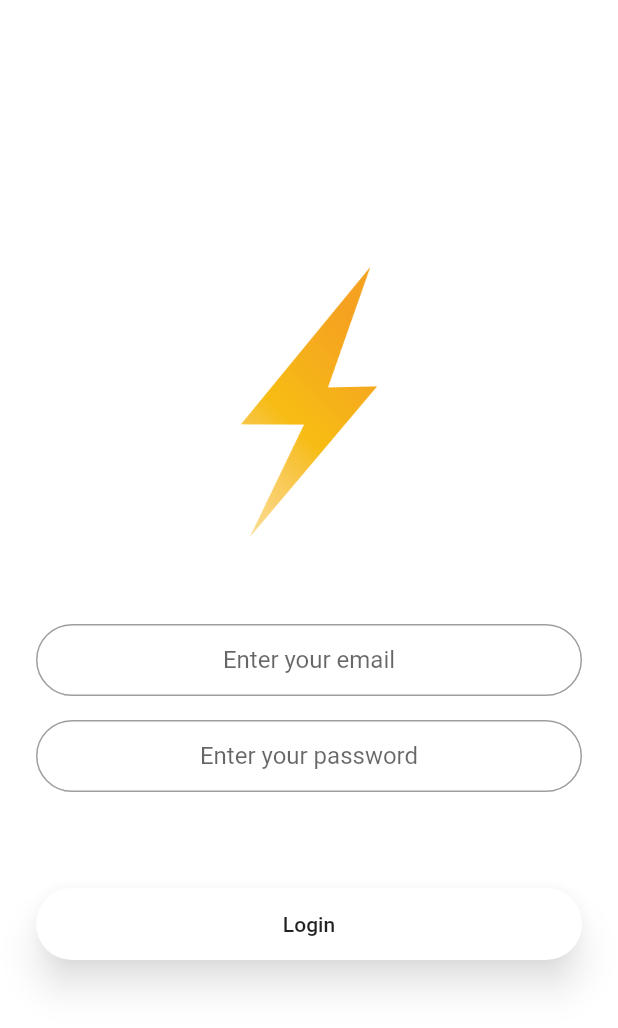
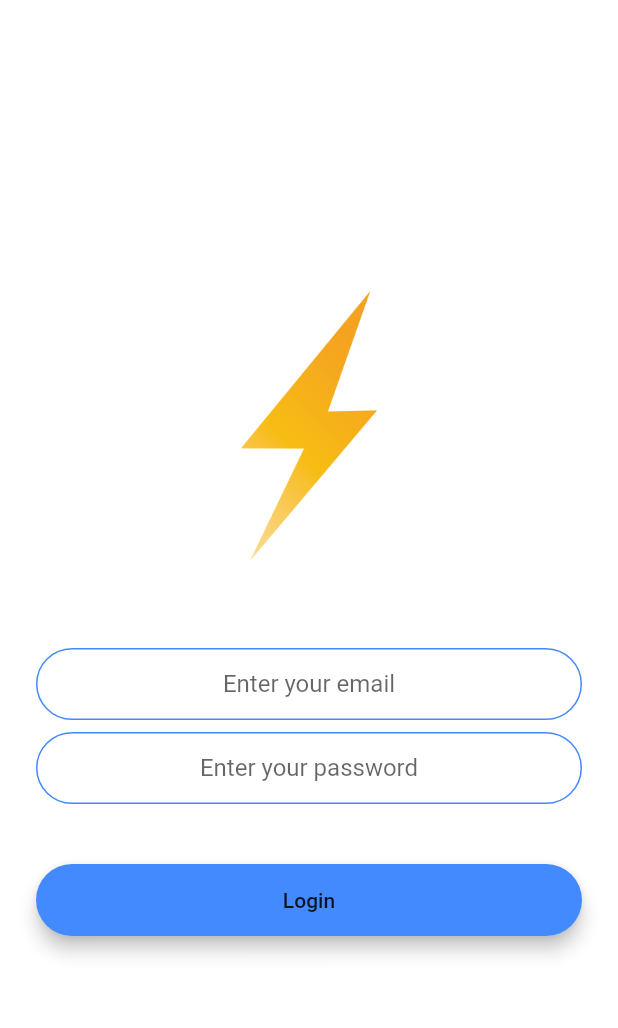
Before and after one commit to Basith-P/Flash-Chat, a Flutter app: the LoginScreen screen opened by its route, after a tap on "Login", on a phone screen of 412 x 824 dp. Shown: the top 1028 px of the screen. Run offline on Flutter 3.47's test engine with Material 2 defaults, Android fonts, the phone set to English and light mode, and no system bars; our stand-ins replace animated_text_kit, firebase_auth, firebase_core; accounts and stored records are empty.

Commit message:
Revert "add login and log out fuctionality"
This reverts commit 5bb05dace29e23ca9bd49c472e098d371fe80120.

```diff
--- a/lib/screens/chat_screen.dart
+++ b/lib/screens/chat_screen.dart
@@ -1,4 +1,3 @@
-import 'package:flash_chat/screens/login_screen.dart';
 import 'package:flutter/material.dart';
 import 'package:firebase_auth/firebase_auth.dart';
 
@@ -43,8 +42,7 @@ class _ChatScreenState extends State<ChatScreen> {
           IconButton(
               icon: const Icon(Icons.close),
               onPressed: () {
-                _auth.signOut();
-                Navigator.pushNamed(context, LoginScreen.routName);
+                //Implement logout functionality
               }),
         ],
         title: const Text('⚡️Chat'),
--- a/lib/screens/login_screen.dart
+++ b/lib/screens/login_screen.dart
@@ -1,9 +1,7 @@
-import 'package:firebase_auth/firebase_auth.dart';
 import 'package:flutter/material.dart';
 
 import '/widgets/rounded_button.dart';
 import '/utils/constants.dart';
-import '/screens/chat_screen.dart';
 
 class LoginScreen extends StatefulWidget {
   const LoginScreen({Key? key}) : super(key: key);
@@ -14,10 +12,6 @@ class LoginScreen extends StatefulWidget {
 }
 
 class _LoginScreenState extends State<LoginScreen> {
-  final _auth = FirebaseAuth.instance;
-  late String email;
-  late String password;
-
   @override
   Widget build(BuildContext context) {
     return Scaffold(
@@ -42,36 +36,28 @@ class _LoginScreenState extends State<LoginScreen> {
               keyboardType: TextInputType.emailAddress,
               textAlign: TextAlign.center,
               onChanged: (value) {
-                email = value;
+                //Do something with the user input.
               },
               decoration: kTextFieldDecoration.copyWith(hintText: 'Enter your email'),
             ),
             const SizedBox(
-              height: 16.0,
+              height: 8.0,
             ),
             TextField(
               obscureText: true,
               textAlign: TextAlign.center,
               onChanged: (value) {
-                password = value;
+                //Do something with the user input.
               },
               decoration: kTextFieldDecoration.copyWith(hintText: 'Enter your password'),
             ),
             const SizedBox(
-              height: 48.0,
+              height: 24.0,
             ),
             RoundedButton(
               title: 'Login',
               color: Colors.blueAccent,
-              onPressed: () async {
-                try {
-                  final user =
-                      await _auth.signInWithEmailAndPassword(email: email, password: password);
-                  Navigator.pushNamed(context, ChatScreen.routName);
-                } catch (e) {
-                  print(e);
-                }
-              },
+              onPressed: () {},
             )
           ],
         ),
--- a/lib/screens/registration_screen.dart
+++ b/lib/screens/registration_screen.dart
@@ -1,5 +1,6 @@
 import 'package:flutter/material.dart';
 import 'package:firebase_auth/firebase_auth.dart';
+import 'package:firebase_core/firebase_core.dart';
 
 import '/widgets/rounded_button.dart';
 import '/utils/constants.dart';
--- a/lib/utils/constants.dart
+++ b/lib/utils/constants.dart
@@ -25,11 +25,11 @@ const kTextFieldDecoration = InputDecoration(
     borderRadius: BorderRadius.all(Radius.circular(32.0)),
   ),
   enabledBorder: OutlineInputBorder(
-    borderSide: BorderSide(color: Colors.grey, width: 1.0),
+    borderSide: BorderSide(color: Colors.blueAccent, width: 1.0),
     borderRadius: BorderRadius.all(Radius.circular(32.0)),
   ),
   focusedBorder: OutlineInputBorder(
-    borderSide: BorderSide(color: Colors.orange, width: 1.0),
+    borderSide: BorderSide(color: Colors.blueAccent, width: 2.0),
     borderRadius: BorderRadius.all(Radius.circular(32.0)),
   ),
 );
--- a/lib/widgets/rounded_button.dart
+++ b/lib/widgets/rounded_button.dart
@@ -17,9 +17,8 @@ class RoundedButton extends StatelessWidget {
     return Padding(
       padding: const EdgeInsets.symmetric(vertical: 16.0),
       child: Material(
-        elevation: 10.0,
-        shadowColor: Colors.black54,
-        color: Colors.white,
+        elevation: 5.0,
+        color: color,
         borderRadius: BorderRadius.circular(30.0),
         child: MaterialButton(
           onPressed: onPressed,
```
Also changed, not shown: lib/main.dart (+11 -0 lines).
